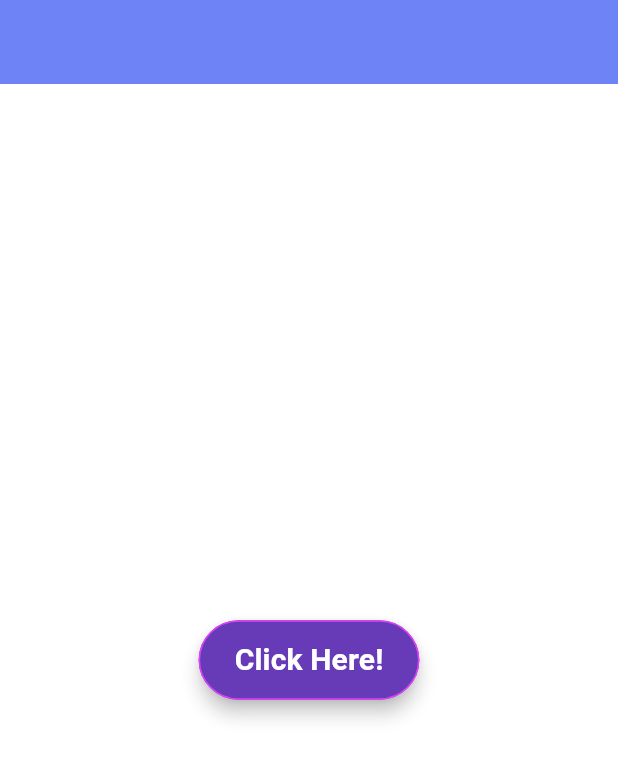
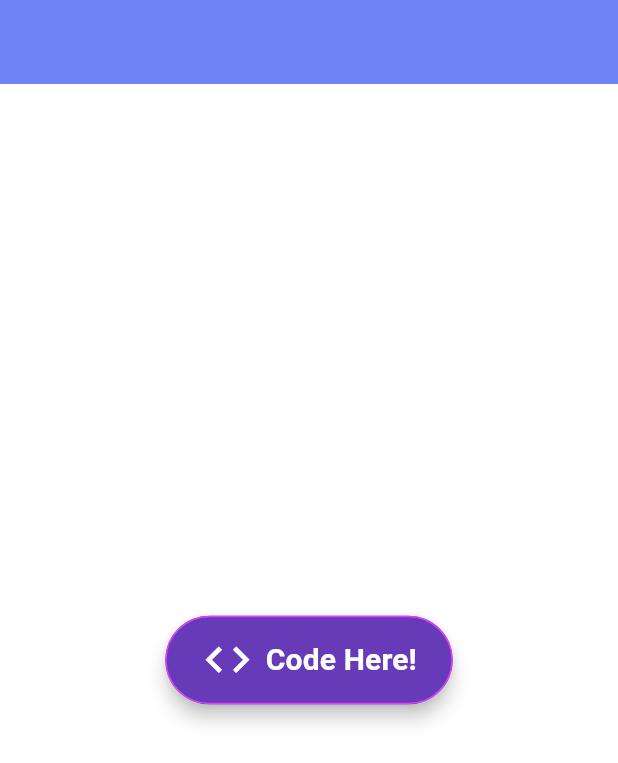
Before and after one commit to aboalhasan-albedairy/Hash-Plus-Course---Flutter-Basics, a Flutter app: the screen it shows after launch, on a phone screen of 412 x 824 dp. Shown: the top 763 px of the screen. Run offline on Flutter 3.47's test engine with Material 3 defaults, Android fonts, the phone set to English and light mode, and no system bars.

Commit message:
Lesson 16: ElevatedButton.icon() Widget

```diff
--- a/lib/main.dart
+++ b/lib/main.dart
@@ -24,7 +24,7 @@ class HomePage extends StatelessWidget {
       appBar: AppBar(backgroundColor: Color(0xff6e83f6)),
       backgroundColor: Colors.white,
       body: Center(
-        child: ElevatedButton(
+        child: ElevatedButton.icon(
           onPressed: () {
             log("Clicked");
           },
@@ -38,8 +38,9 @@ class HomePage extends StatelessWidget {
             padding: EdgeInsets.symmetric(vertical: 12, horizontal: 24),
             side: BorderSide(color: Colors.purpleAccent),
           ),
-          child: Text(
-            "Click Here!",
+          icon: Icon(Icons.code, color: Colors.white, size: 35),
+          label: Text(
+            "Code Here!",
 
             style: TextStyle(
               color: Colors.white,
```
